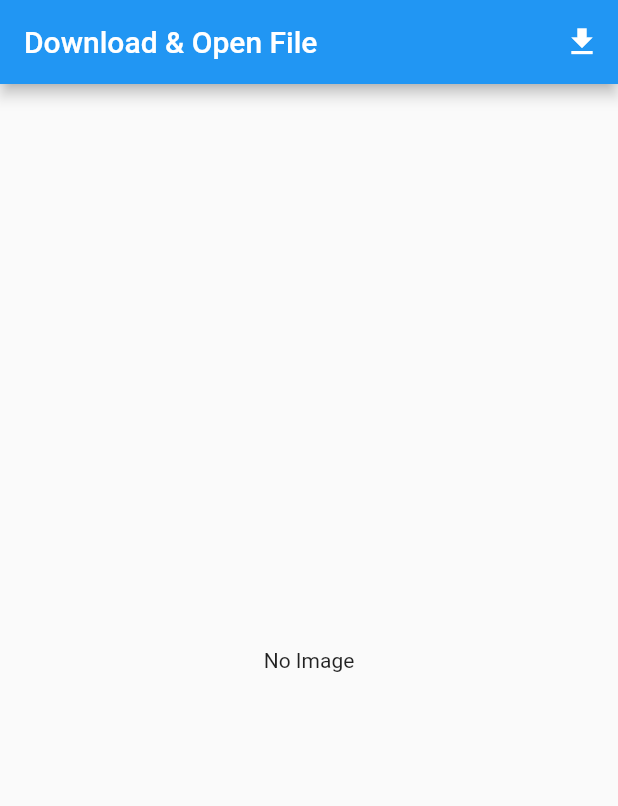
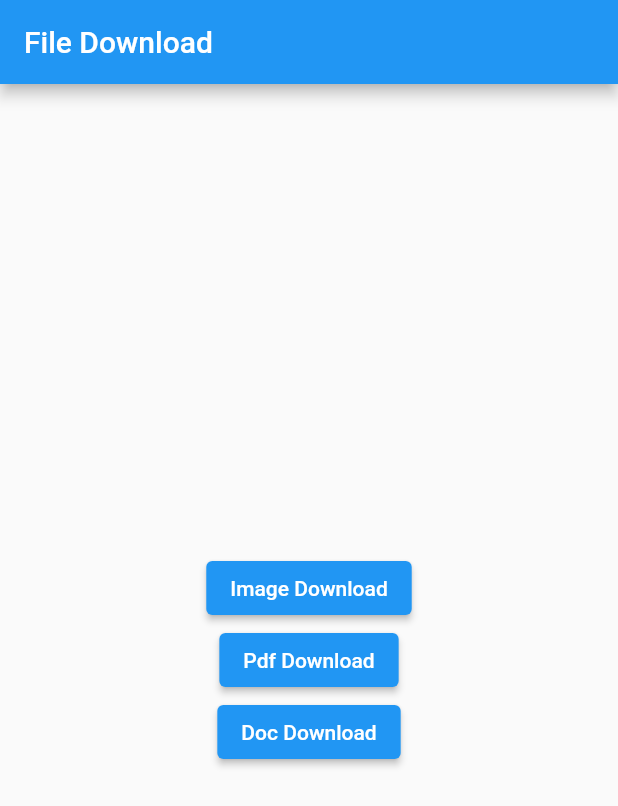
Before and after one commit to MyoMin-Latt/Download-File, a Flutter app: the screen it shows after launch, on a phone screen of 412 x 824 dp. Shown: the top 806 px of the screen. Run offline on Flutter 3.47's test engine with Material 2 defaults, Android fonts, the phone set to English and light mode, and no system bars; our stand-ins replace dio; missing offline and left inert: syncfusion_flutter_pdfviewer.

Commit message:
mml-download > download & open pdf

```diff
--- a/lib/main.dart
+++ b/lib/main.dart
@@ -1,9 +1,7 @@
-import 'dart:async';
-import 'dart:developer';
-import 'dart:io';
 import 'package:flutter/material.dart';
-import 'package:dio/dio.dart';
-import 'package:path_provider/path_provider.dart';
+import 'package:flutter_download/file_download/image_download.dart';
+
+import 'file_download/pdf_download.dart';
 
 void main() {
   runApp(const MyApp());
@@ -21,122 +19,59 @@ class MyApp extends StatelessWidget {
         primarySwatch: Colors.blue,
         visualDensity: VisualDensity.adaptivePlatformDensity,
       ),
-      home: const MyHomePage(),
+      home: const HomePage(),
     );
   }
 }
 
-class MyHomePage extends StatefulWidget {
-  const MyHomePage({super.key});
-
-  @override
-  State<MyHomePage> createState() => _MyHomePageState();
-}
-
-class _MyHomePageState extends State<MyHomePage> {
-  Future<void> downloadImage(String url) async {
-    Directory? directory = await getExternalStorageDirectory();
-    String savePath = '${directory!.path}/Image/${url.split('/').last}';
-    log('urlPath => $savePath');
-    await Dio().download(
-      url,
-      savePath,
-      onReceiveProgress: (count, total) => log('count/total => $count/$total'),
-    );
-  }
-
-  Future<void> getDownloadedImage() async {
-    Directory? directory = await getExternalStorageDirectory();
-    Directory path = Directory('${directory!.path}/Image/');
-    List<FileSystemEntity> imageList = path.listSync();
-    streamSink.add(imageList);
-  }
-
-  @override
-  void initState() {
-    super.initState();
-    getDownloadedImage();
-  }
+class HomePage extends StatelessWidget {
+  const HomePage({super.key});
 
   @override
   Widget build(BuildContext context) {
     return Scaffold(
       appBar: AppBar(
-        title: const Text('Download & Open File'),
-        actions: [
-          IconButton(
-              onPressed: () async {
-                await downloadImage(urlList[6])
-                    .then((value) => getDownloadedImage());
-              },
-              icon: const Icon(Icons.download))
-        ],
+        title: const Text('File Download'),
       ),
       body: Center(
-        child: StreamBuilder(
-          stream: stream,
-          builder: (context, snapshot) {
-            log(snapshot.data.toString());
-            if (snapshot.hasData) {
-              return ListView.builder(
-                itemCount: snapshot.data!.length,
-                itemBuilder: (context, index) => Card(
-                  child: Stack(
-                    clipBehavior: Clip.none,
+        child: Column(
+          mainAxisAlignment: MainAxisAlignment.center,
+          mainAxisSize: MainAxisSize.min,
+          crossAxisAlignment: CrossAxisAlignment.center,
           children: [
-                      Image.file(
-                        File(snapshot.data![index].path),
-                        height: 200,
-                        width: double.infinity,
-                        fit: BoxFit.fill,
+            ElevatedButton(
+              onPressed: () {
+                Navigator.of(context).push(
+                  MaterialPageRoute(
+                    builder: (context) => const ImageDownloadPage(),
                   ),
-                      Positioned(
-                        child: IconButton(
+                );
+              },
+              child: const Text('Image Download'),
+            ),
+            ElevatedButton(
               onPressed: () {
-                            snapshot.data![index].delete();
-                            getDownloadedImage();
+                Navigator.of(context).push(
+                  MaterialPageRoute(
+                    builder: (context) => const PdfDownloadPage(),
+                  ),
+                );
               },
-                          icon: const Icon(
-                            Icons.delete,
-                            color: Colors.red,
+              child: const Text('Pdf Download'),
             ),
+            ElevatedButton(
+              onPressed: () {
+                Navigator.of(context).push(
+                  MaterialPageRoute(
+                    builder: (context) => const PdfDownloadPage(),
                   ),
-                      ),
-                      Positioned(
-                        left: 2,
-                        bottom: 2,
-                        child: Container(
-                            color: Colors.black26,
-                            padding: const EdgeInsets.all(4),
-                            child: Text(
-                                snapshot.data![index].path.split('/').last)),
+                );
+              },
+              child: const Text('Doc Download'),
             ),
           ],
         ),
       ),
     );
-            } else if (snapshot.hasError) {
-              return const Text('Snapshot has Error');
-            } else {
-              return const Text('No Image');
-            }
-          },
-        ),
-      ),
-    );
   }
 }
-
-StreamController<List<FileSystemEntity>> streamController = StreamController();
-StreamSink streamSink = streamController.sink;
-Stream<List<FileSystemEntity>> stream = streamController.stream;
-
-List<String> urlList = [
-  'https://filesamples.com/samples/image/jpg/sample_1280%C3%97853.jpg',
-  'https://sample-videos.com/img/Sample-jpg-image-50kb.jpg',
-  'https://file-examples.com/storage/fe352586866388d59a8918d/2017/10/file_example_JPG_100kB.jpg',
-  'https://download.samplelib.com/jpeg/sample-clouds-400x300.jpg',
-  'https://download.samplelib.com/jpeg/sample-red-400x300.jpg',
-  'https://download.samplelib.com/jpeg/sample-green-400x300.jpg',
-  'https://download.samplelib.com/jpeg/sample-blue-400x300.jpg',
-];
--- a/pubspec.yaml
+++ b/pubspec.yaml
@@ -33,9 +33,10 @@ dependencies:
     sdk: flutter
   path_provider: ^2.0.11
   dio: ^4.0.6
+  permission_handler: ^10.2.0
+  # viewer
+  syncfusion_flutter_pdfviewer: ^20.3.59
   open_file: ^3.2.1
-  permission_handler: ^10.2.0
-  # external_path: ^1.0.3
 
 
   # The following adds the Cupertino Icons font to your application.
```
Also changed, not shown: lib/file_download/image_download.dart (added, +122 -0 lines), lib/file_download/pdf_download.dart (added, +120 -0 lines), pubspec.lock, 5 other files. Lines whose indentation alone changed are shown as unchanged.
